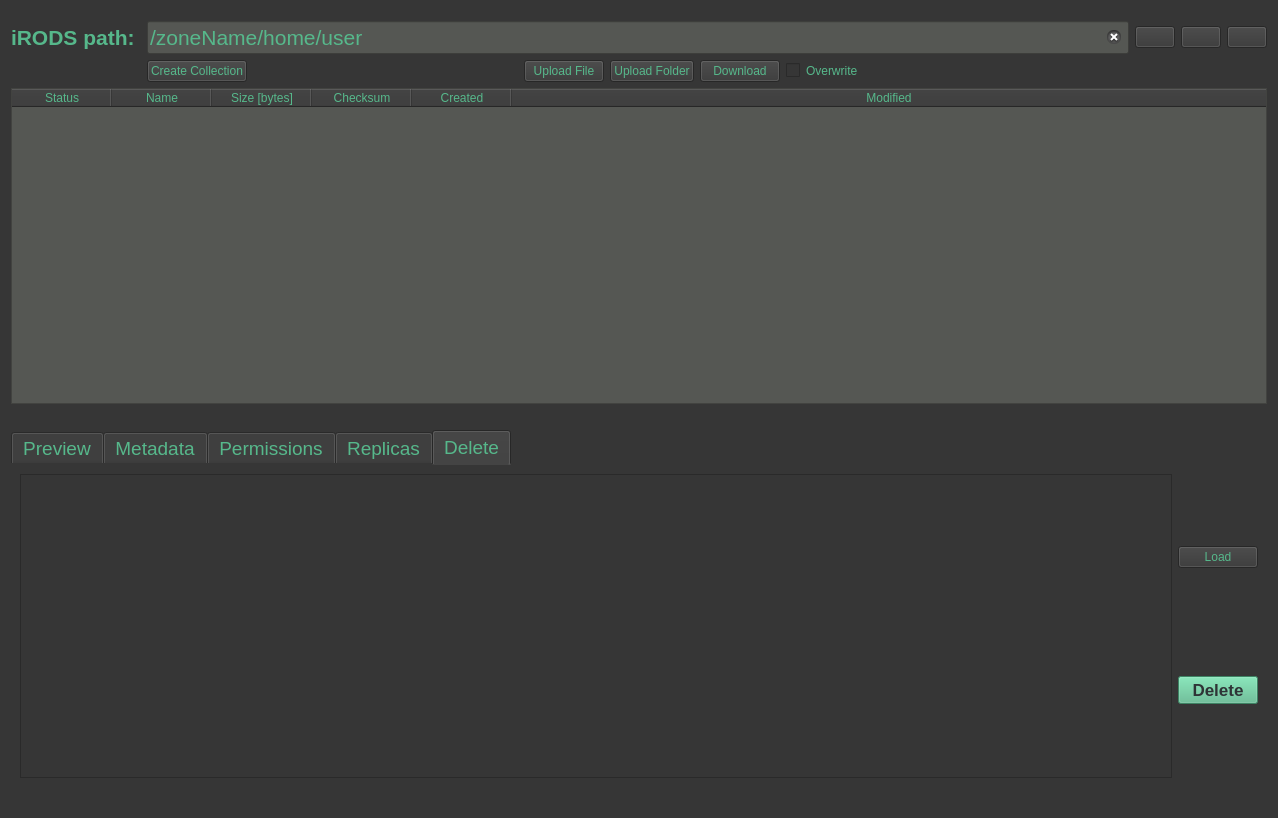
Above: ibridgesgui/ui_files/tabBrowser.ui from iBridges-for-iRODS/iBridges-GUI before the change. Below: the same form after it.
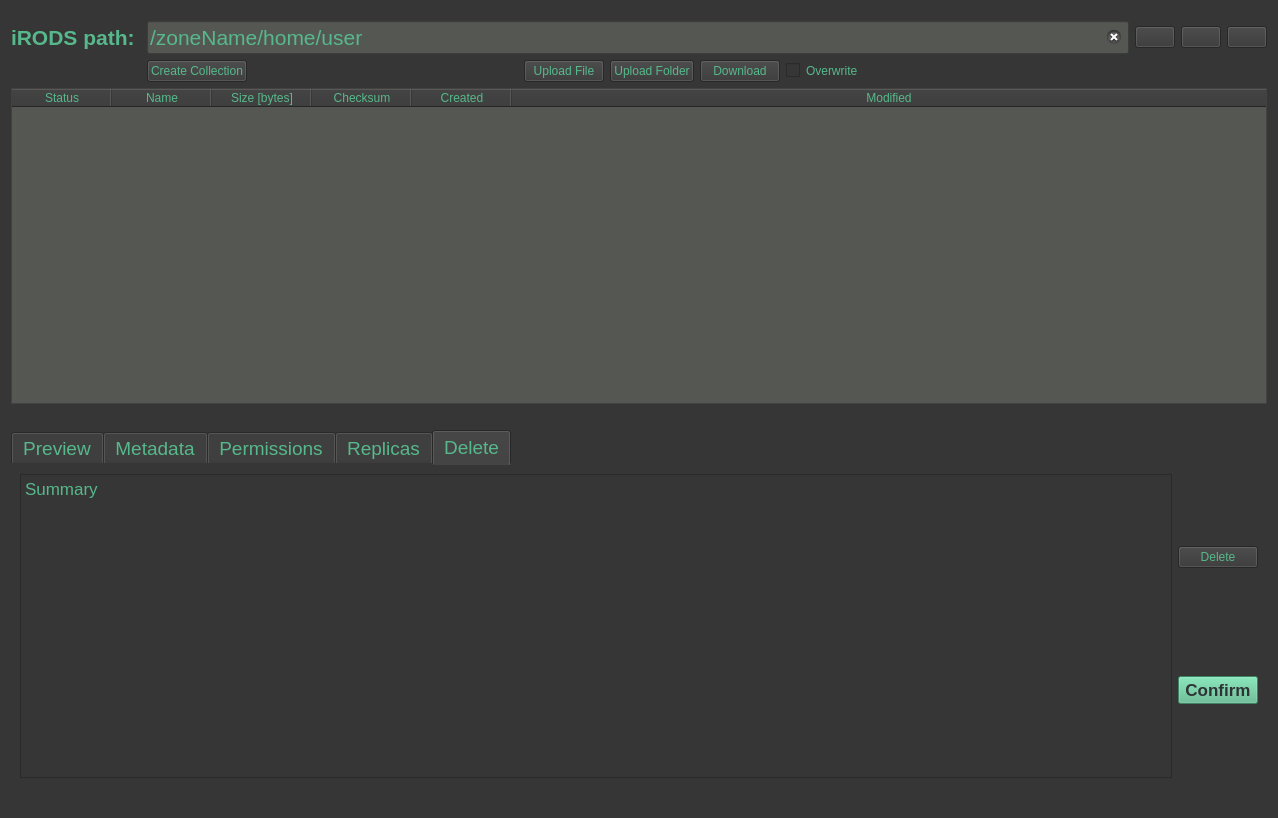
That is the form after the change. Icons and pictures are not drawn.

```diff
--- a/ibridgesgui/ui_files/tabBrowser.ui
+++ b/ibridgesgui/ui_files/tabBrowser.ui
@@ -718,14 +718,23 @@
       </attribute>
       <layout class="QHBoxLayout" name="horizontalLayout_6">
        <item>
-        <widget class="QTextBrowser" name="deleteSelectionBrowser"/>
+        <widget class="QTextBrowser" name="deleteSelectionBrowser">
+         <property name="html">
+          <string>&lt;!DOCTYPE HTML PUBLIC &quot;-//W3C//DTD HTML 4.0//EN&quot; &quot;http://www.w3.org/TR/REC-html40/strict.dtd&quot;&gt;
+&lt;html&gt;&lt;head&gt;&lt;meta name=&quot;qrichtext&quot; content=&quot;1&quot; /&gt;&lt;meta charset=&quot;utf-8&quot; /&gt;&lt;style type=&quot;text/css&quot;&gt;
+p, li { white-space: pre-wrap; }
+hr { height: 1px; border-width: 0; }
+&lt;/style&gt;&lt;/head&gt;&lt;body style=&quot; font-family:'.AppleSystemUIFont'; font-size:13pt; font-weight:400; font-style:normal;&quot;&gt;
+&lt;p style=&quot; margin-top:0px; margin-bottom:0px; margin-left:0px; margin-right:0px; -qt-block-indent:0; text-indent:0px;&quot;&gt;Summary&lt;/p&gt;&lt;/body&gt;&lt;/html&gt;</string>
+         </property>
+        </widget>
        </item>
        <item>
         <layout class="QVBoxLayout" name="verticalLayout_5">
          <item>
           <widget class="QPushButton" name="loadDeleteSelectionButton">
            <property name="text">
-            <string>Load</string>
+            <string>Delete</string>
            </property>
           </widget>
          </item>
@@ -757,7 +766,7 @@
             <string notr="true"/>
            </property>
            <property name="text">
-            <string>Delete</string>
+            <string>Confirm</string>
            </property>
           </widget>
          </item>
```
